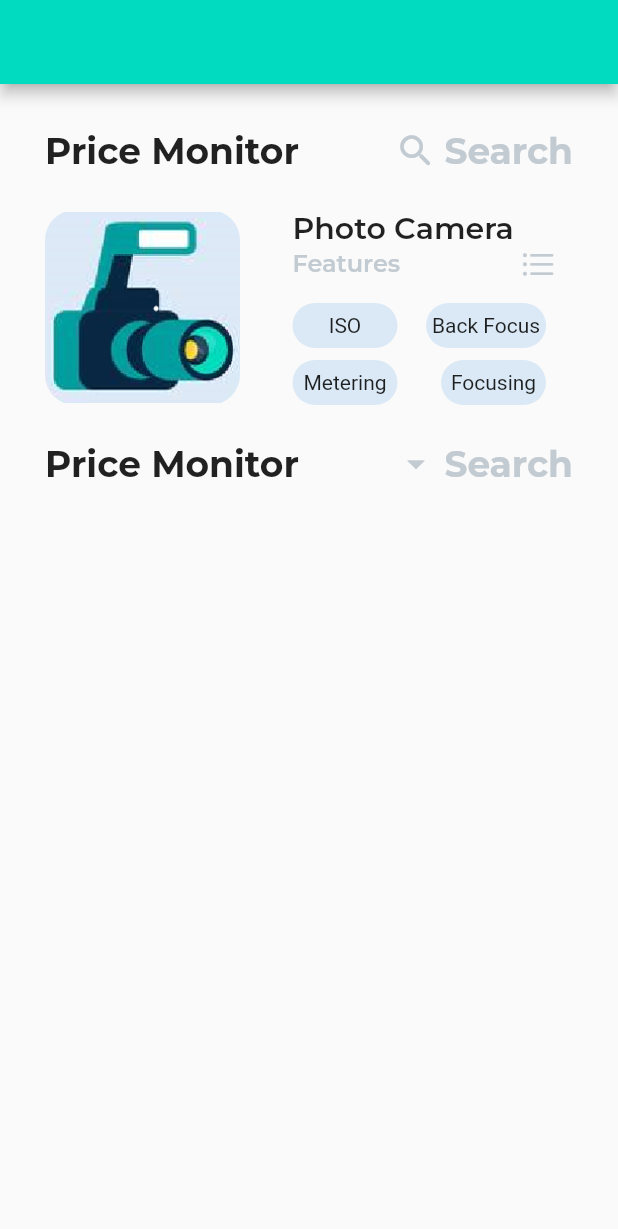
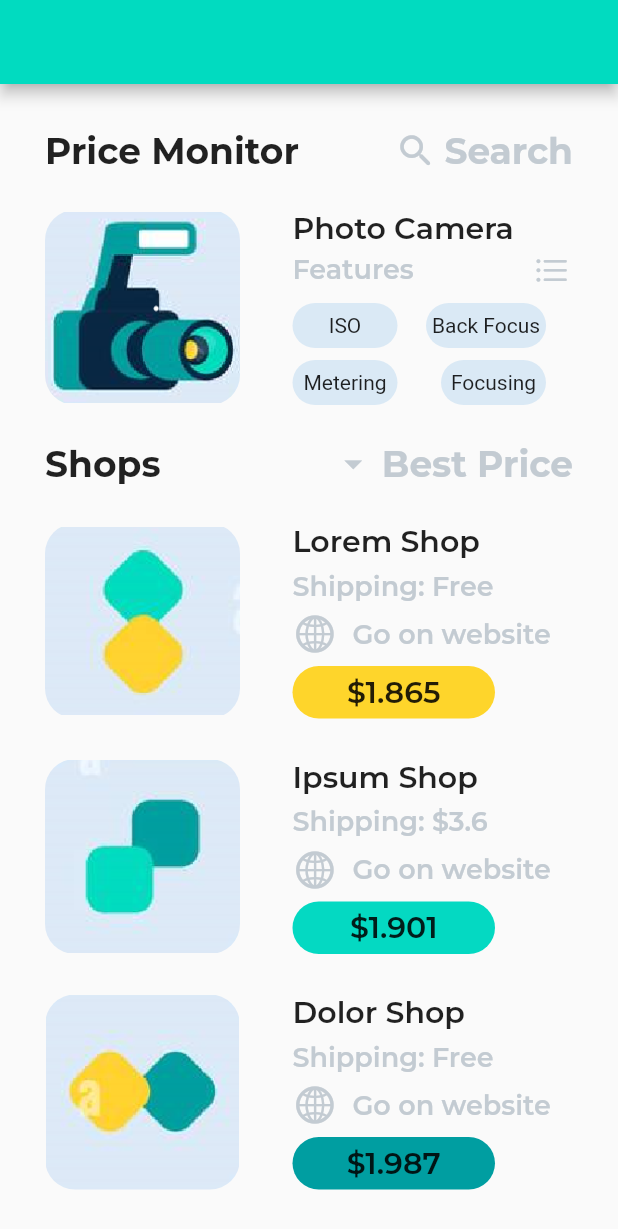
Before and after one commit to OmarAmeer96/iti-flutter-task1, a Flutter app: the screen it shows after launch, on a phone screen of 412 x 824 dp. Shown: the top 1229 px of the screen. Run offline on Flutter 3.47's test engine with Material 2 defaults, Android fonts, the phone set to English and light mode, and no system bars.

Commit message:
Final Commit

```diff
--- a/lib/screens/home_screen.dart
+++ b/lib/screens/home_screen.dart
@@ -1,7 +1,9 @@
 import 'package:flutter/cupertino.dart';
 import 'package:flutter/material.dart';
+import 'package:iti_flutter_task1/widgets/custom_cliprrect.dart';
 import 'package:iti_flutter_task1/widgets/custom_container.dart';
 import 'package:iti_flutter_task1/widgets/custom_row.dart';
+import 'package:iti_flutter_task1/widgets/custom_widget2.dart';
 
 class HomeScreen extends StatelessWidget {
   const HomeScreen({super.key});
@@ -14,40 +16,40 @@ class HomeScreen extends StatelessWidget {
         appBar: AppBar(
           backgroundColor: const Color(0xff01dbc0),
         ),
-        body: Padding(
-          padding: const EdgeInsets.all(30.0),
+        body: const Padding(
+          padding: EdgeInsets.all(30.0),
           child: SingleChildScrollView(
             child: Column(
               children: [
-                const CustomRow(
+                CustomRow(
                   text1: "Price Monitor",
                   icon: Icons.search_rounded,
                   text2: "Search",
                 ),
-                const SizedBox(
+                SizedBox(
                   height: 25,
                 ),
                 Row(
                   crossAxisAlignment: CrossAxisAlignment.start,
                   children: [
-                    ClipRRect(
-                      borderRadius: BorderRadius.circular(20.0),
-                      child: Image.asset(
-                        "assets/images/camera.png",
-                        width: 130,
-                        height: 130,
-                      ),
+                    CustomCliprrect(
+                      imagePath: "assets/images/camera.png",
                     ),
-                    const SizedBox(
+                    SizedBox(
                       width: 35,
                     ),
-                    const Column(
+                    Column(
                       crossAxisAlignment: CrossAxisAlignment.start,
                       children: [
                         Text(
                           'Photo Camera',
                           style: TextStyle(
-                              fontSize: 20, fontFamily: "Montserrat-SemiBold"),
+                            fontSize: 20,
+                            fontFamily: "Montserrat-SemiBold",
+                          ),
+                        ),
+                        SizedBox(
+                          height: 4,
                         ),
                         Row(
                           children: [
@@ -55,7 +57,7 @@ class HomeScreen extends StatelessWidget {
                               "Features",
                               style: TextStyle(
                                 fontFamily: "Montserrat-SemiBold",
-                                fontSize: 16,
+                                fontSize: 18,
                                 color: Color(0xffc3cbd2),
                               ),
                             ),
@@ -69,7 +71,7 @@ class HomeScreen extends StatelessWidget {
                           ],
                         ),
                         SizedBox(
-                          height: 14,
+                          height: 10,
                         ),
                         Row(
                           children: [
@@ -104,14 +106,44 @@ class HomeScreen extends StatelessWidget {
                     )
                   ],
                 ),
-                const SizedBox(
+                SizedBox(
                   height: 25,
                 ),
-                const CustomRow(
+                CustomRow(
                   text1: 'Shops',
                   text2: 'Best Price',
                   icon: Icons.arrow_drop_down_sharp,
-                )
+                ),
+                SizedBox(
+                  height: 25,
+                ),
+                CustomWidget2(
+                  text1: "Lorem Shop",
+                  shipping: "Free",
+                  price: "\$1.865",
+                  color: Color(0xfffed52b),
+                  imagePath: "assets/images/image1.png",
+                ),
+                SizedBox(
+                  height: 27,
+                ),
+                CustomWidget2(
+                  text1: "Ipsum Shop",
+                  shipping: "\$3.6",
+                  price: "\$1.901",
+                  color: Color(0xff04d9c2),
+                  imagePath: "assets/images/image2.png",
+                ),
+                SizedBox(
+                  height: 27,
+                ),
+                CustomWidget2(
+                  text1: "Dolor Shop",
+                  shipping: "Free",
+                  price: "\$1.987",
+                  color: Color(0xff009ea1),
+                  imagePath: "assets/images/image3.png",
+                ),
               ],
             ),
           ),
--- a/lib/widgets/custom_row.dart
+++ b/lib/widgets/custom_row.dart
@@ -15,9 +15,9 @@ class CustomRow extends StatelessWidget {
   Widget build(BuildContext context) {
     return Row(
       children: [
-        const Text(
-          'Price Monitor',
-          style: TextStyle(
+        Text(
+          text1,
+          style: const TextStyle(
             fontSize: 24,
             fontWeight: FontWeight.bold,
             fontFamily: 'Montserrat-Bold',
@@ -32,9 +32,9 @@ class CustomRow extends StatelessWidget {
         const SizedBox(
           width: 5,
         ),
-        const Text(
-          'Search',
-          style: TextStyle(
+        Text(
+          text2,
+          style: const TextStyle(
             color: Color(0xffc3cbd2),
             fontSize: 24,
             fontWeight: FontWeight.bold,
--- /dev/null
+++ b/lib/widgets/custom_widget2.dart
@@ -0,0 +1,103 @@
+import 'package:flutter/cupertino.dart';
+import 'package:flutter/material.dart';
+
+import 'custom_cliprrect.dart';
+
+class CustomWidget2 extends StatelessWidget {
+  const CustomWidget2(
+      {super.key,
+      required this.text1,
+      required this.shipping,
+      required this.price,
+      required this.color,
+      required this.imagePath});
+
+  final String imagePath;
+  final String text1;
+  final String shipping;
+  final String price;
+  final Color color;
+
+  @override
+  Widget build(BuildContext context) {
+    return Row(
+      crossAxisAlignment: CrossAxisAlignment.start,
+      children: [
+        CustomCliprrect(
+          imagePath: imagePath,
+        ),
+        const SizedBox(
+          width: 35,
+        ),
+        Column(
+          crossAxisAlignment: CrossAxisAlignment.start,
+          children: [
+            Text(
+              text1,
+              style: const TextStyle(
+                fontSize: 20,
+                fontFamily: "Montserrat-SemiBold",
+              ),
+            ),
+            const SizedBox(
+              height: 7,
+            ),
+            Text(
+              "Shipping: $shipping",
+              style: const TextStyle(
+                fontFamily: "Montserrat-SemiBold",
+                fontSize: 18,
+                color: Color(0xffc3cbd2),
+              ),
+            ),
+            const SizedBox(
+              height: 6,
+            ),
+            const Row(
+              children: [
+                Icon(
+                  CupertinoIcons.globe,
+                  color: Color(0xffc3cbd2),
+                  size: 30,
+                ),
+                SizedBox(
+                  width: 10,
+                ),
+                Text(
+                  "Go on website",
+                  style: TextStyle(
+                    fontFamily: "Montserrat-SemiBold",
+                    fontSize: 18,
+                    color: Color(0xffc3cbd2),
+                  ),
+                ),
+              ],
+            ),
+            const SizedBox(
+              height: 6,
+            ),
+            Container(
+              width: 135,
+              height: 35,
+              decoration: BoxDecoration(
+                color: color,
+                borderRadius: const BorderRadius.all(
+                  Radius.circular(20),
+                ),
+              ),
+              child: Center(
+                child: Text(
+                  price,
+                  style: const TextStyle(
+                    fontFamily: "Montserrat-SemiBold",
+                    fontSize: 20,
+                  ),
+                ),
+              ),
+            ),
+          ],
+        ),
+      ],
+    );
+  }
+}
```
